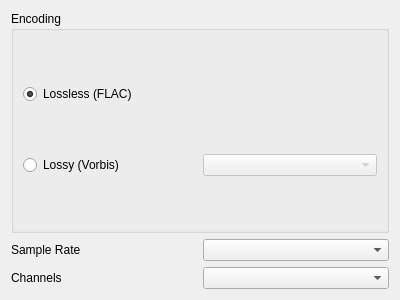
The window that plugins/xiph/ogg/oggpanel.ui (legnaleurc/khopper) describes before a commit, drawn with Qt 5.
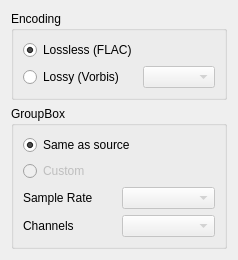
The same window after the commit.

Diff of the .ui file:
```diff
--- a/plugins/xiph/ogg/oggpanel.ui
+++ b/plugins/xiph/ogg/oggpanel.ui
@@ -6,8 +6,8 @@
    <rect>
     <x>0</x>
     <y>0</y>
-    <width>400</width>
-    <height>300</height>
+    <width>211</width>
+    <height>227</height>
    </rect>
   </property>
   <property name="windowTitle">
@@ -48,6 +48,32 @@
     </widget>
    </item>
    <item>
+    <widget class="QGroupBox" name="groupBox_2">
+     <property name="title">
+      <string>GroupBox</string>
+     </property>
+     <layout class="QVBoxLayout" name="verticalLayout_2">
+      <item>
+       <widget class="QRadioButton" name="radioButton">
+        <property name="text">
+         <string>Same as source</string>
+        </property>
+        <property name="checked">
+         <bool>true</bool>
+        </property>
+       </widget>
+      </item>
+      <item>
+       <widget class="QRadioButton" name="custom">
+        <property name="enabled">
+         <bool>false</bool>
+        </property>
+        <property name="text">
+         <string>Custom</string>
+        </property>
+       </widget>
+      </item>
+      <item>
     <layout class="QGridLayout" name="gridLayout_2">
      <item row="0" column="0">
       <widget class="QLabel" name="label">
@@ -57,7 +83,11 @@
       </widget>
      </item>
      <item row="0" column="1">
-      <widget class="QComboBox" name="sampleRate"/>
+         <widget class="QComboBox" name="sampleRate">
+          <property name="enabled">
+           <bool>false</bool>
+          </property>
+         </widget>
      </item>
      <item row="1" column="0">
       <widget class="QLabel" name="label_2">
@@ -67,9 +97,16 @@
       </widget>
      </item>
      <item row="1" column="1">
-      <widget class="QComboBox" name="channels"/>
-     </item>
-    </layout>
+         <widget class="QComboBox" name="channels">
+          <property name="enabled">
+           <bool>false</bool>
+          </property>
+         </widget>
+        </item>
+       </layout>
+      </item>
+     </layout>
+    </widget>
    </item>
   </layout>
  </widget>
```
Left out of the diff: 32 changed lines with no effect on the pictures. Lines whose indentation alone changed are shown as unchanged.
